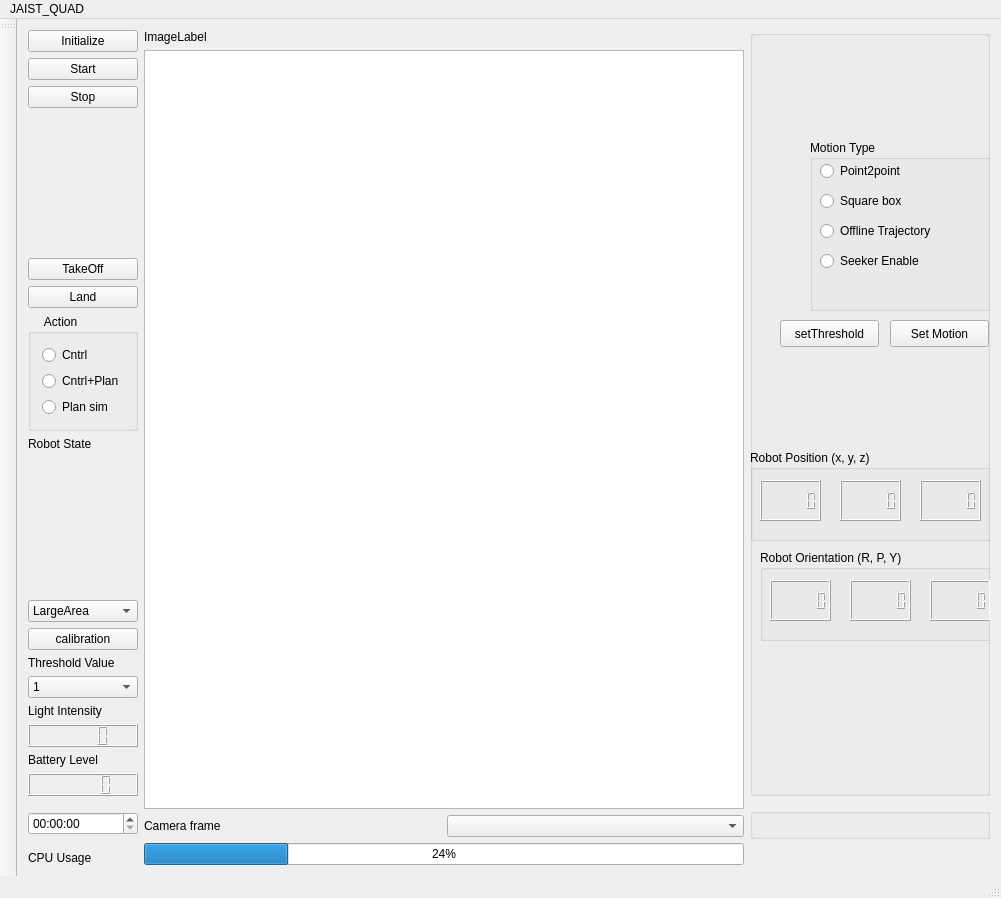
Old version of the form gui/mainwindow.ui in the repository RedwanNewaz/hextree_ros.
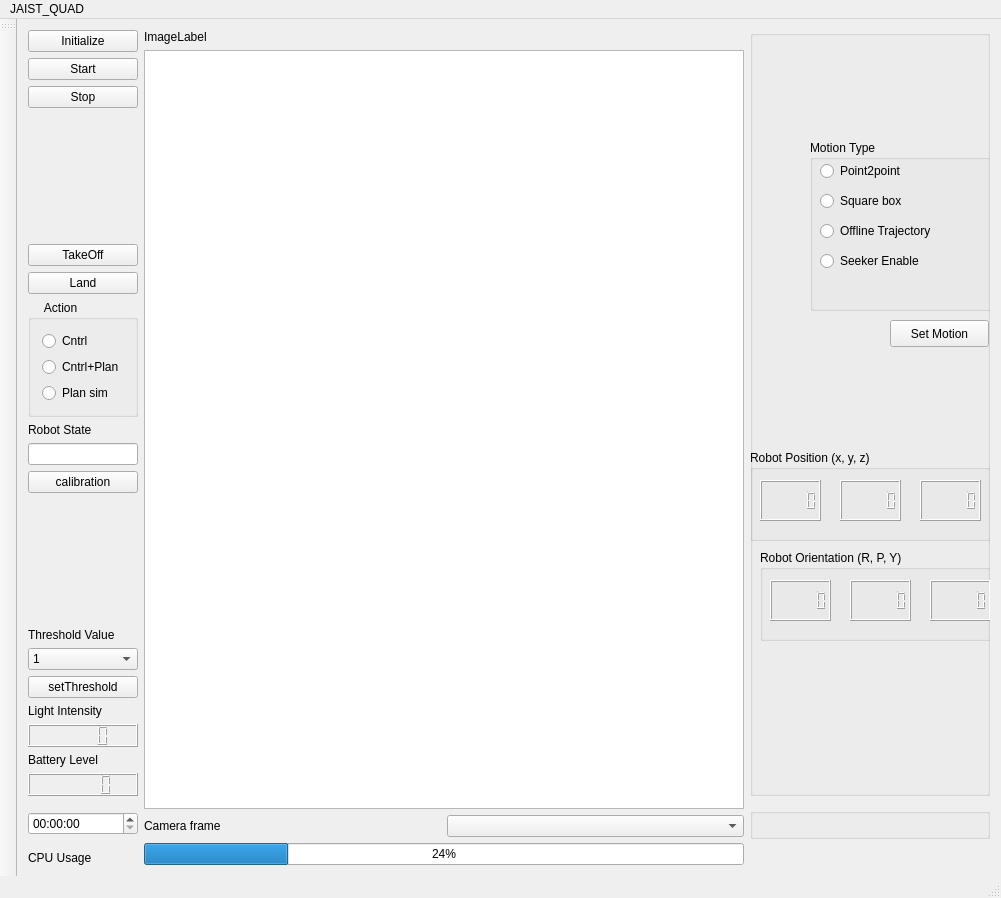
New version of the form.

Patch:
```diff
--- a/gui/mainwindow.ui
+++ b/gui/mainwindow.ui
@@ -149,6 +149,12 @@
       </item>
       <item>
        <widget class="QGroupBox" name="action">
+        <property name="sizePolicy">
+         <sizepolicy hsizetype="Fixed" vsizetype="Preferred">
+          <horstretch>0</horstretch>
+          <verstretch>0</verstretch>
+         </sizepolicy>
+        </property>
         <property name="title">
          <string>     Action</string>
         </property>
@@ -184,6 +190,26 @@
         </property>
        </widget>
       </item>
+      <item>
+       <widget class="QLineEdit" name="scale_cal">
+        <property name="sizePolicy">
+         <sizepolicy hsizetype="Minimum" vsizetype="Fixed">
+          <horstretch>0</horstretch>
+          <verstretch>0</verstretch>
+         </sizepolicy>
+        </property>
+        <property name="text">
+         <string/>
+        </property>
+       </widget>
+      </item>
+      <item>
+       <widget class="QPushButton" name="btn_calibration">
+        <property name="text">
+         <string>calibration</string>
+        </property>
+       </widget>
+      </item>
       <item>
        <spacer name="verticalSpacer_2">
         <property name="orientation">
@@ -197,27 +223,6 @@
         </property>
        </spacer>
       </item>
-      <item>
-       <widget class="QComboBox" name="scale_cal">
-        <item>
-         <property name="text">
-          <string>LargeArea</string>
-         </property>
-        </item>
-        <item>
-         <property name="text">
-          <string>SmallArea</string>
-         </property>
-        </item>
-       </widget>
-      </item>
-      <item>
-       <widget class="QPushButton" name="btn_calibration">
-        <property name="text">
-         <string>calibration</string>
-        </property>
-       </widget>
-      </item>
       <item>
        <widget class="QLabel" name="label_9">
         <property name="text">
@@ -259,6 +264,13 @@
         </item>
        </widget>
       </item>
+      <item>
+       <widget class="QPushButton" name="btn_test">
+        <property name="text">
+         <string>setThreshold</string>
+        </property>
+       </widget>
+      </item>
       <item>
        <widget class="QLabel" name="label_8">
         <property name="text">
@@ -471,19 +483,6 @@
         </property>
        </widget>
       </widget>
-      <widget class="QPushButton" name="btn_test">
-       <property name="geometry">
-        <rect>
-         <x>30</x>
-         <y>290</y>
-         <width>99</width>
-         <height>27</height>
-        </rect>
-       </property>
-       <property name="text">
-        <string>setThreshold</string>
-       </property>
-      </widget>
       <widget class="QPushButton" name="button_motion">
        <property name="geometry">
         <rect>
```
